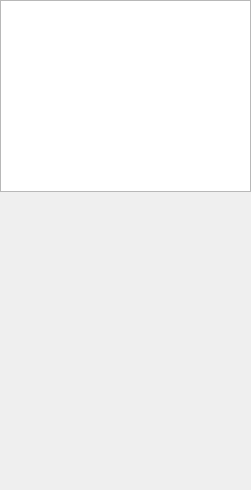
This is src/widgets/portswidget.ui in dehnhardt/iconnconfig as Qt 5 draws it before an edit. The edited form follows.
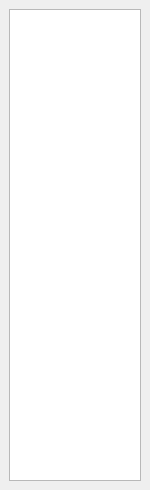
This is the edited form.

Commit message: disallow moving or floating of dockable window

```diff
--- a/src/widgets/portswidget.ui
+++ b/src/widgets/portswidget.ui
@@ -6,12 +6,12 @@
    <rect>
     <x>0</x>
     <y>0</y>
-    <width>251</width>
+    <width>150</width>
     <height>490</height>
    </rect>
   </property>
   <property name="features">
-   <set>QDockWidget::AllDockWidgetFeatures</set>
+   <set>QDockWidget::NoDockWidgetFeatures</set>
   </property>
   <property name="allowedAreas">
    <set>Qt::LeftDockWidgetArea|Qt::RightDockWidgetArea</set>
@@ -20,16 +20,24 @@
    <string>Ports</string>
   </property>
   <widget class="QWidget" name="dockWidgetContents">
-   <widget class="QTableView" name="tableView">
-    <property name="geometry">
-     <rect>
-      <x>0</x>
-      <y>0</y>
-      <width>251</width>
-      <height>192</height>
-     </rect>
-    </property>
-   </widget>
+   <property name="baseSize">
+    <size>
+     <width>150</width>
+     <height>0</height>
+    </size>
+   </property>
+   <layout class="QVBoxLayout" name="verticalLayout">
+    <item>
+     <widget class="QTableView" name="tableView">
+      <property name="baseSize">
+       <size>
+        <width>150</width>
+        <height>0</height>
+       </size>
+      </property>
+     </widget>
+    </item>
+   </layout>
   </widget>
  </widget>
  <resources/>
```
Left out of the diff: 8 changed lines with no effect on the pictures.
